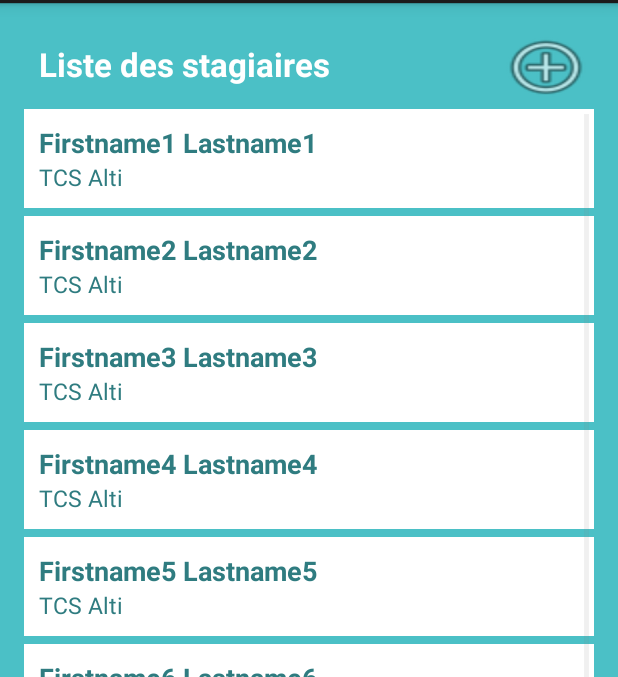
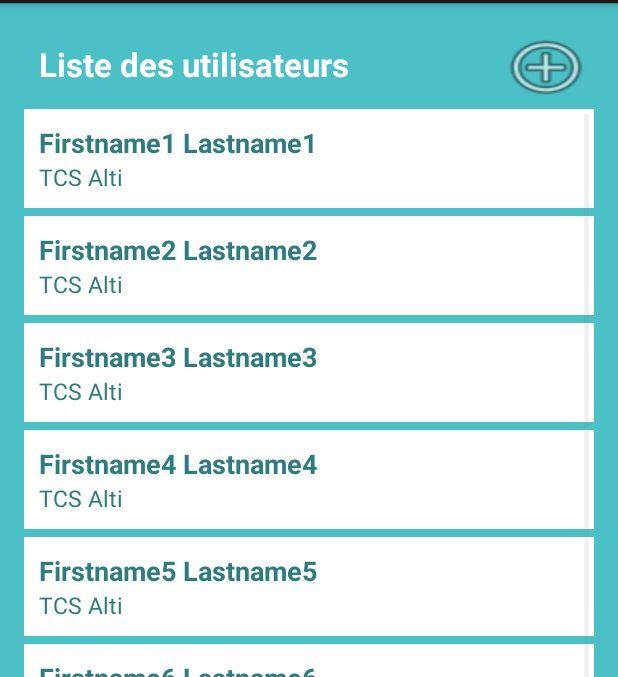
Before and after one commit to Mugiwaranojo/QCMPlus, an Android app: the UserListActivity screen opened directly, with no data from a screen before it, on a phone screen of 412 x 824 dp, the part 69-746 px from its top. Run offline under Robolectric (Android 15) with nearby library versions, the phone set to English and light mode, and no system bars.

Commit message:
Modification de string

```diff
--- a/QCMPlusAdmin/app/src/main/res/layout/activity_user_list.xml
+++ b/QCMPlusAdmin/app/src/main/res/layout/activity_user_list.xml
@@ -19,7 +19,7 @@
             android:layout_width="fill_parent"
             android:layout_height="wrap_content"
             android:textColor="@android:color/white"
-            android:text="Liste des stagiaires"
+            android:text="Liste des utilisateurs"
             android:layout_weight="1"
             android:textStyle="bold"
             android:textSize="22sp"
```
